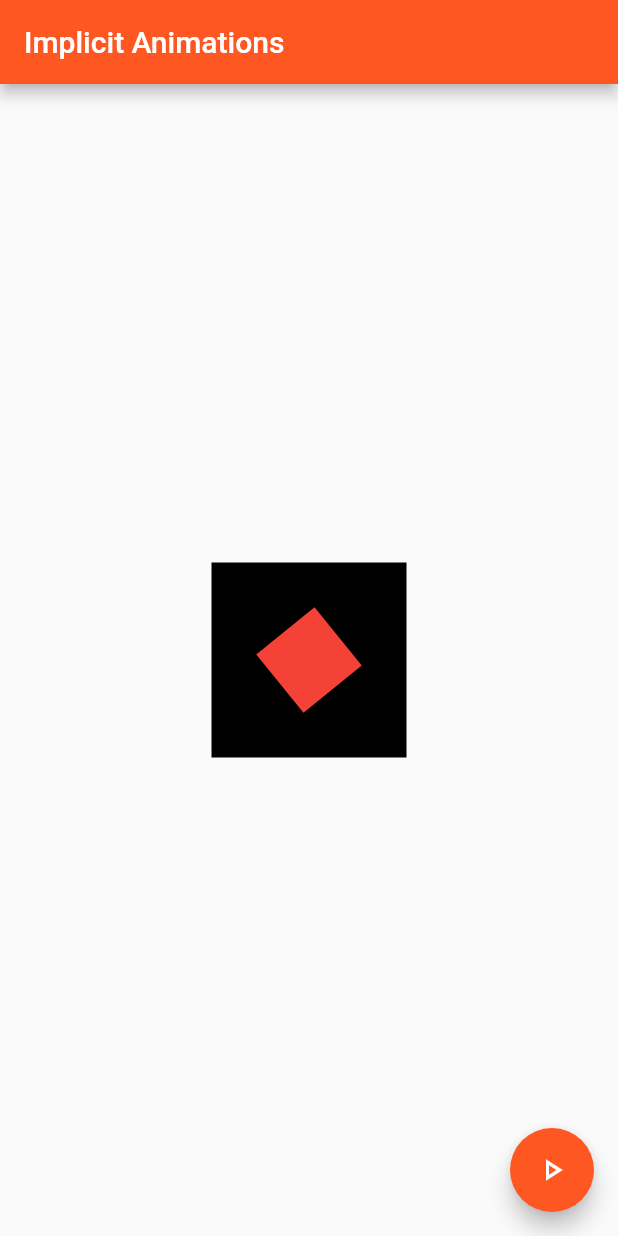
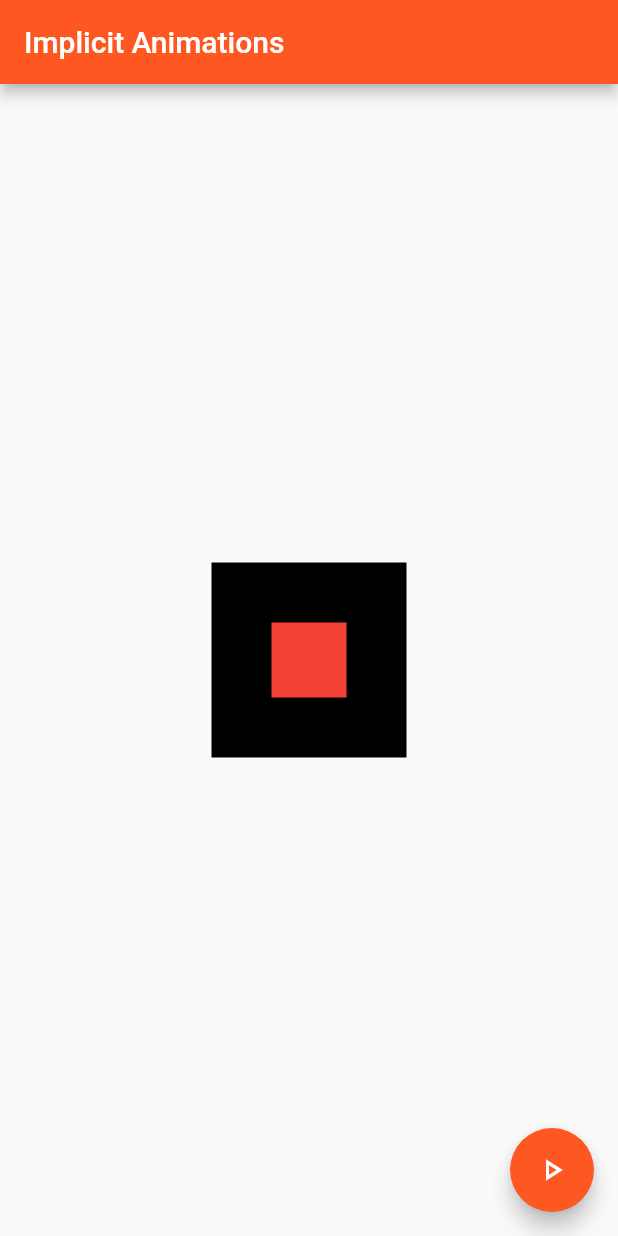
Before and after one commit to 1SanSey/flutter_implicit_animations, a Flutter app: the screen it shows after launch, on a phone screen of 412 x 824 dp. Run offline on Flutter 3.47's test engine with Material 2 defaults, Android fonts, the phone set to English and light mode, and no system bars.

```diff
--- a/lib/main.dart
+++ b/lib/main.dart
@@ -6,7 +6,7 @@ void main() {
   runApp(const MyApp());
 }
 
-const duration = Duration(milliseconds: 250);
+const duration = Duration(milliseconds: 1250);
 
 class MyApp extends StatelessWidget {
   const MyApp({super.key});
@@ -55,7 +55,8 @@ class _ExampleWidgetState extends State<ExampleWidget> {
                 // AnimatedCrossFadeExample(toggle: toggle),
                 // AnimatedOpacityExample(toggle: toggle),
                 // AnimatedPaddingExample(toggle: toggle),
-                AnimatedRotationExample(toggle: toggle)
+                // AnimatedRotationExample(toggle: toggle),
+                AnimatedSwitcherExample(toggle: toggle),
               ],
             ),
           ),
@@ -240,3 +241,33 @@ class AnimatedRotationExample extends StatelessWidget {
     );
   }
 }
+
+class AnimatedSwitcherExample extends StatelessWidget {
+  final bool toggle;
+  const AnimatedSwitcherExample({Key? key, required this.toggle})
+      : super(key: key);
+
+  @override
+  Widget build(BuildContext context) {
+    return AnimatedSwitcher(
+      duration: duration,
+      child: toggle
+          ? Container(
+              key: const ValueKey(0),
+              width: 50,
+              height: 50,
+              color: Colors.red,
+            )
+          : Container(
+              key: const ValueKey(1),
+              width: 150,
+              height: 150,
+              color: Colors.blue,
+            ),
+      /* transitionBuilder: (child, animation) => SizeTransition(
+        child: child,
+        sizeFactor: animation,
+      ),*/
+    );
+  }
+}
```
